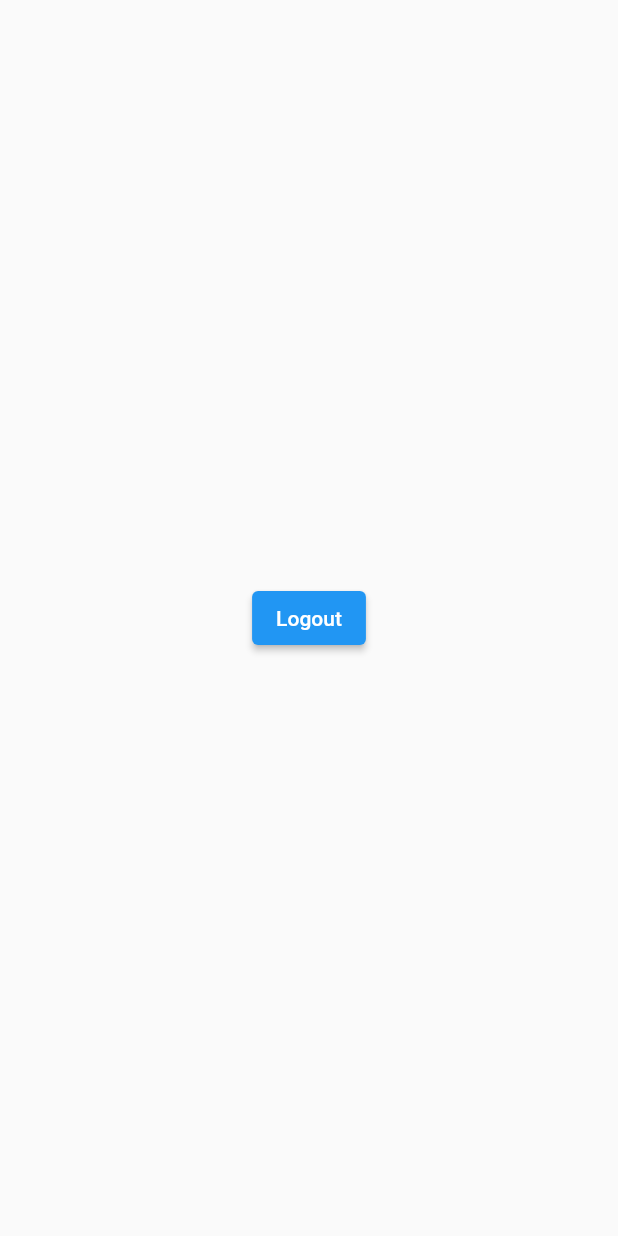
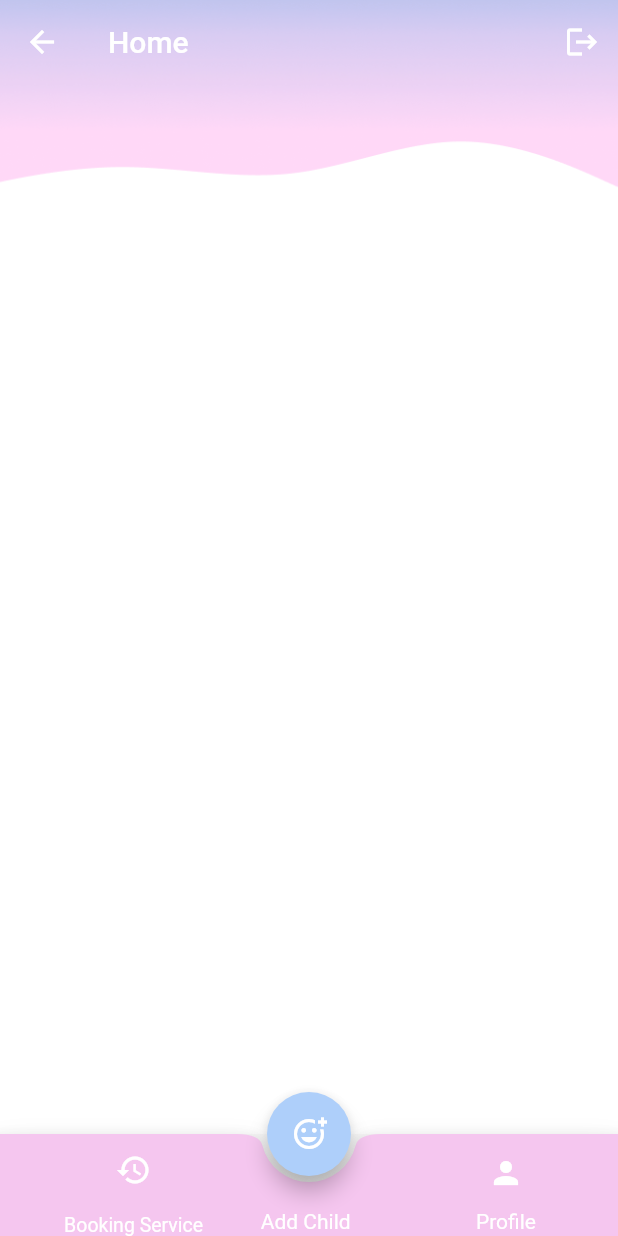
Before and after one commit to Joryalhassan/Baheej-Application, a Flutter app: the HomeScreenGaurdian screen opened directly, on a phone screen of 412 x 824 dp. Run offline on Flutter 3.47's test engine with Material 2 defaults, Android fonts, the phone set to English and light mode, and no system bars; our stand-ins replace cloud_firestore, firebase_auth, firebase_core; missing offline and left inert: firebase_core_platform_interface; accounts and stored records are empty.

Commit message:
new start

```diff
--- a/baheej/lib/screens/HomeScreenGaurdian.dart
+++ b/baheej/lib/screens/HomeScreenGaurdian.dart
@@ -10,68 +10,137 @@ class HomeScreenGaurdian extends StatefulWidget {
 }
 
 class _HomeScreenGaurdianState extends State<HomeScreenGaurdian> {
+  int _currentIndex = 0;
+
+  // Function to handle the bottom navigation item selection.
+  void onTabTapped(int index) {
+    setState(() {
+      _currentIndex = index;
+    });
+
+    if (index == 0) {
+      // Handle the Home button tap
+      // You can navigate to the home screen or perform any other action here
+    }
+  }
+
   @override
   Widget build(BuildContext context) {
     return Scaffold(
-      body: Center(
-        child: ElevatedButton(
-          child: Text("Logout"),
-          onPressed: () {
-            FirebaseAuth.instance.signOut().then((value) {
-              print("Signed Out");
-              Navigator.push(context,
-                  MaterialPageRoute(builder: (context) => WelcomePage()));
-            });
-          },
+      extendBodyBehindAppBar: true, // Extend the body behind the app bar
+      appBar: AppBar(
+        title: Text("Home"),
+        backgroundColor: Colors.transparent, // Make the app bar transparent
+        elevation: 0, // Remove the app bar shadow
+        actions: [
+          IconButton(
+            icon: Icon(Icons.logout), // Logout Icon
+            onPressed: () {
+              FirebaseAuth.instance.signOut().then((value) {
+                print("Signed Out");
+                Navigator.push(
+                  context,
+                  MaterialPageRoute(builder: (context) => WelcomePage()),
+                );
+              });
+            },
+          ),
+        ],
+      ),
+      body: Stack(
+        children: [
+          // Background Image
+          Positioned.fill(
+            child: Image.asset(
+              'assets/images/backG.png', // Replace with your image path
+              fit: BoxFit.cover,
+            ),
+          ),
+          // Your content goes here
+        ],
+      ),
+      bottomNavigationBar: BottomAppBar(
+        shape: CircularNotchedRectangle(),
+        color: Color.fromARGB(255, 245, 198, 239),
+        child: Row(
+          mainAxisAlignment: MainAxisAlignment.spaceBetween,
+          children: [
+            SizedBox(width: 24),
+            Column(
+              mainAxisSize: MainAxisSize.min,
+              children: [
+                IconButton(
+                  icon: Icon(Icons.history), // Home Icon
+                  color: Colors.white, // Set icon color to white
+                  onPressed: () {
+                    // Handle home button tap
+                  },
+                ),
+                Padding(
+                  padding: EdgeInsets.only(top: 5), // Add margin to the top
+                  child: Text(
+                    'Booking Service',
+                    style: TextStyle(
+                      color: Colors.white,
+                      fontSize: 13,
+                    ),
+                  ),
+                ),
+              ],
+            ),
+            SizedBox(),
+            Column(
+              mainAxisSize: MainAxisSize.min,
+              children: [
+                Padding(
+                  padding: EdgeInsets.fromLTRB(
+                      1, 50, 17, 1), // Add margin to the top
+                  child: Text(
+                    'Add Child',
+                    style: TextStyle(
+                      color: Colors.white,
+                      fontSize: 14,
+                    ),
+                  ),
+                ),
+              ],
+            ),
+            SizedBox(width: 25),
+            Column(
+              mainAxisSize: MainAxisSize.min,
+              children: [
+                IconButton(
+                  icon: Icon(Icons.person), // Profile Icon
+                  color: Colors.white, // Set icon color to white
+                  onPressed: () {
+                    // Handle profile button tap
+                  },
+                ),
+                Text(
+                  'Profile',
+                  style: TextStyle(
+                    color: Colors.white,
+                    fontSize: 14,
+                  ),
+                ),
+              ],
+            ),
+            SizedBox(width: 32),
+          ],
+        ),
+      ),
+      floatingActionButtonLocation: FloatingActionButtonLocation.centerDocked,
+      floatingActionButton: FloatingActionButton(
+        backgroundColor: Color.fromARGB(255, 174, 207, 250),
+        onPressed: () {
+          // Handle the floating action button tap (Home)
+          // You can navigate to the home screen or perform any other action here
+        },
+        child: Icon(
+          Icons.add_reaction_outlined, // Home Icon
+          color: Colors.white, // Set FAB icon color to white.
         ),
       ),
     );
   }
 }
-
-
-
-// import 'package:flutter/material.dart';
-// import 'package:firebase_auth/firebase_auth.dart';
-// import 'package:baheej/screens/auth.dart';
-
-// class HomePage extends StatelessWidget {
-//   final User? user = Auth().currentUser; // Declare the type explicitly
-
-//   HomePage({Key? key}) : super(key: key);
-
-//   Future<void> signout() async {
-//     await Auth().signout();
-//   }
-
-//   Widget _title() {
-//     return const Text("firebase Auth");
-//   }
-
-//   Widget _ueserUid() {
-//     return Text(user?.email ?? 'User email');
-//   }
-
-//   Widget _signOutButton() {
-//     return ElevatedButton(onPressed: signout, child: const Text('signout'));
-//   }
-
-//   @override
-//   Widget build(BuildContext context) {
-//     return Scaffold(
-//       appBar: AppBar(
-//         title: _title(),
-//       ),
-//       body: Container(
-//         height: double.infinity,
-//         width: double.infinity,
-//         padding: const EdgeInsets.all(20),
-//         child: Column(
-//           crossAxisAlignment: CrossAxisAlignment.center,
-//           mainAxisAlignment: MainAxisAlignment.center,
-//           children: <Widget>[],
-//         ),
-//       ),
-//     );
-//   }
-// }
```
Also changed, not shown: baheej/lib/screens/SignInScreenC.dart (+59 -26 lines), baheej/pubspec.yaml (+5 -3 lines), baheej/assets/images/back6.png (added), baheej/assets/images/backG.png (added), 1 other file.
